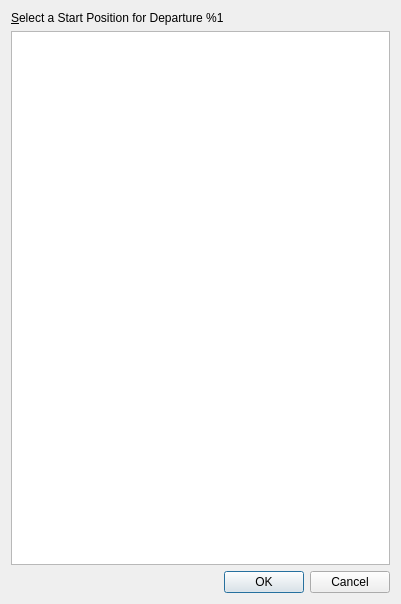
Above: src/route/parkingdialog.ui from albar965/littlenavmap before the change. Below: the same form after it.
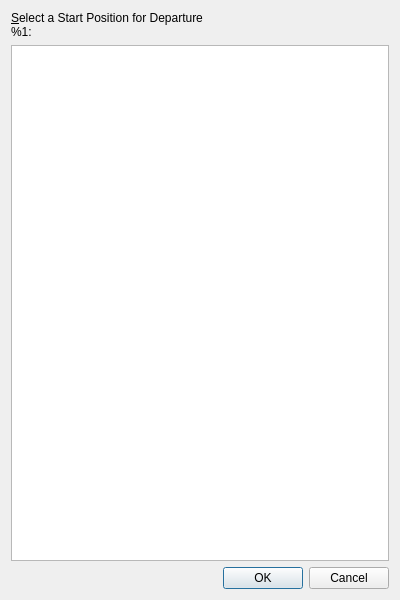
That is the form after the change.

Commit message: Fixed several problems setting flight plan departure for add-on airports that have either no runways or no start positions. Solved problem of parking dialog not showing all positions for some add-on airports. Automatic start position assignment now adapted to airports having no runway or no start positions. Fixed crash in parking dialog when showing error message.

The edit to the form file:
```diff
--- a/src/route/parkingdialog.ui
+++ b/src/route/parkingdialog.ui
@@ -6,8 +6,8 @@
    <rect>
     <x>0</x>
     <y>0</y>
-    <width>401</width>
-    <height>604</height>
+    <width>400</width>
+    <height>600</height>
    </rect>
   </property>
   <property name="windowTitle">
@@ -17,7 +17,7 @@
    <item>
     <widget class="QLabel" name="labelSelectParking">
      <property name="text">
-      <string>&amp;Select a Start Position for Departure %1</string>
+      <string>&amp;Select a Start Position for Departure&lt;br/&gt;%1:</string>
      </property>
      <property name="wordWrap">
       <bool>true</bool>
```
Left out of the diff: 2 changed lines with no effect on the pictures. The commit also changes 5 other files.
